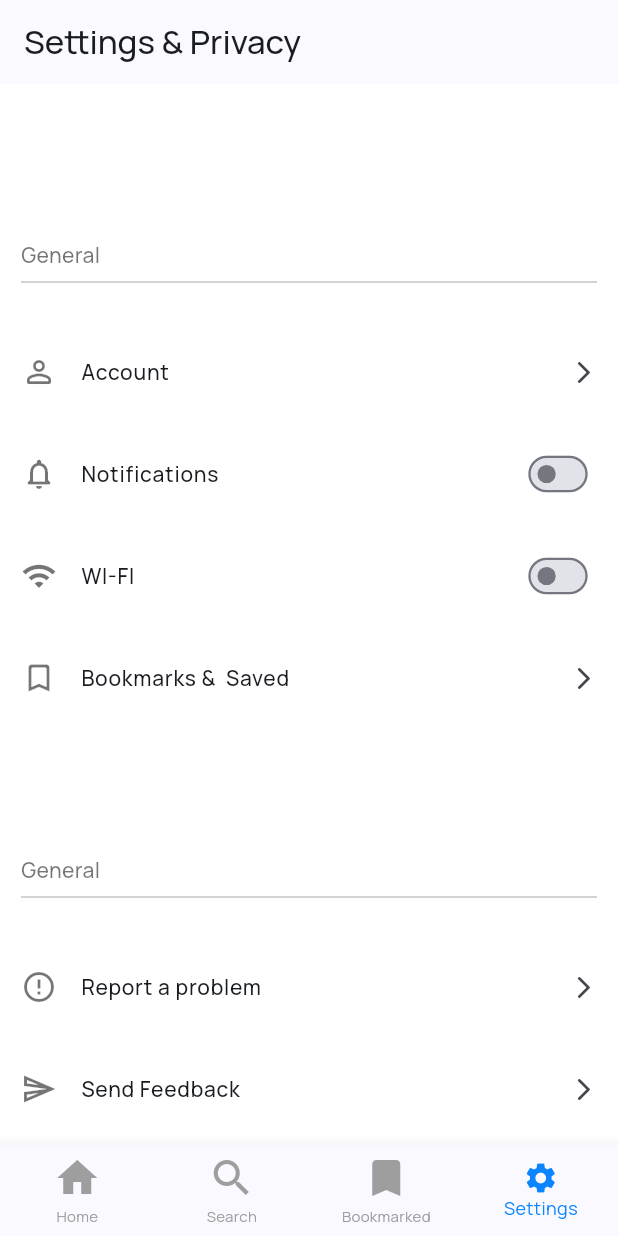
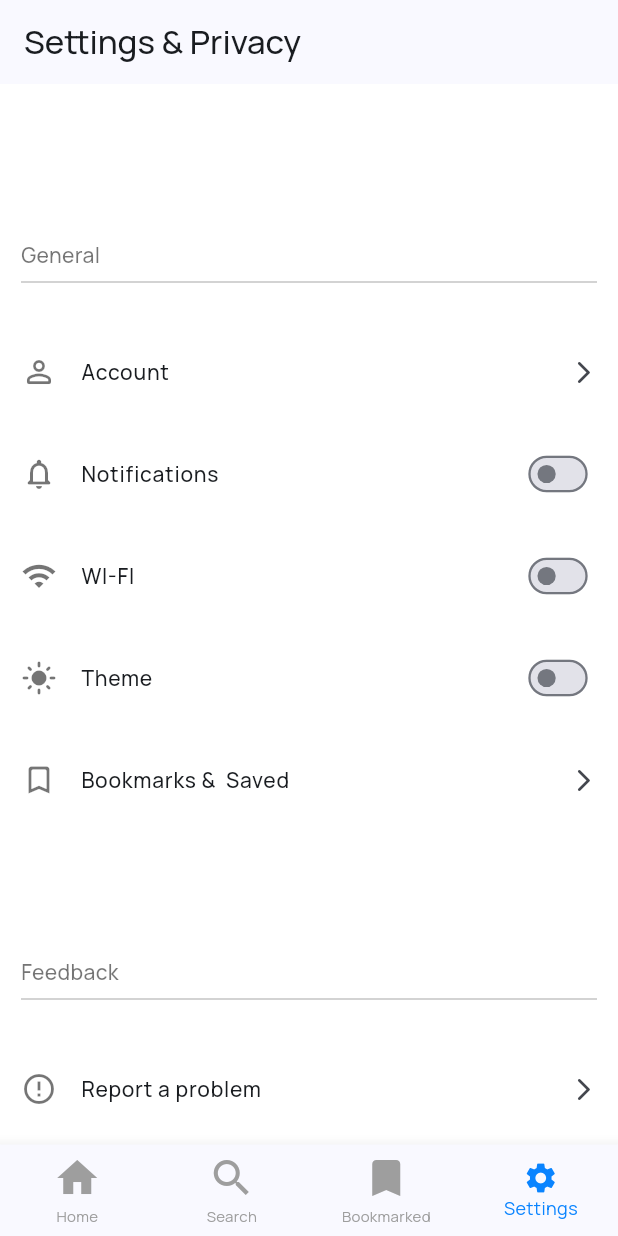
Before and after one commit to Olanrewaaju/DictionaryApp, a Flutter app: the screen it shows after launch, item 4 of the bottom bar chosen, on a phone screen of 412 x 824 dp. Run offline on Flutter 3.47's test engine with Material 3 defaults, Android fonts, the phone set to English and light mode, and no system bars; our stand-ins replace shared_preferences; network calls fail.

Commit message:
i made the setting screen more usable

```diff
--- a/lib/apps_providers/theme_notifier.dart
+++ b/lib/apps_providers/theme_notifier.dart
@@ -14,6 +14,7 @@ class ThemeNotifier extends ChangeNotifier {
     scaffoldBackgroundColor: Colors.white,
     elevatedButtonTheme: ElevatedButtonThemeData(
       style: ButtonStyle(
+        textStyle: WidgetStatePropertyAll(TextStyle(color: Colors.white)),
         shape: WidgetStateProperty.all(
           RoundedRectangleBorder(
             borderRadius: BorderRadiusGeometry.circular(4),
--- a/lib/saved_word_screen.dart
+++ b/lib/saved_word_screen.dart
@@ -13,7 +13,7 @@ class SavedWordsScreen extends StatelessWidget {
       child: Scaffold(
         appBar: AppBar(
           title: const Text(
-            'My Library',
+            'Bookmarks',
             style: TextStyle(fontWeight: FontWeight.w500),
           ),
           bottom: const TabBar(
--- a/lib/settings.dart
+++ b/lib/settings.dart
@@ -1,5 +1,6 @@
 import 'dart:math';
 
+import 'package:dictionary_app/account.dart';
 import 'package:dictionary_app/saved_word_screen.dart';
 import 'package:flutter/material.dart';
 
@@ -13,10 +14,12 @@ class Settings extends StatefulWidget {
 class _SettingsState extends State<Settings> {
   bool isOn = false;
   bool isVal = false;
+  bool isTheme = false;
   @override
   Widget build(BuildContext context) {
     return Scaffold(
       appBar: AppBar(
+        automaticallyImplyLeading: false,
         title: Text(
           'Settings & Privacy',
           style: TextStyle(fontWeight: FontWeight.w500),
@@ -42,6 +45,16 @@ class _SettingsState extends State<Settings> {
               Divider(color: Colors.black26, thickness: 0.88),
               SizedBox(height: 24),
               ListTile(
+                onTap: () {
+                  Navigator.push(
+                    context,
+                    MaterialPageRoute(
+                      builder: (context) {
+                        return Account();
+                      },
+                    ),
+                  );
+                },
                 leading: Icon(
                   Icons.person_outline_rounded,
                   color: Colors.black54,
@@ -106,6 +119,30 @@ class _SettingsState extends State<Settings> {
               ),
               SizedBox(height: 12),
               ListTile(
+                leading: Icon(Icons.light_mode, color: Colors.black54),
+                contentPadding: EdgeInsets.zero,
+
+                title: Text(
+                  'Theme',
+                  style: TextStyle(fontSize: 14, fontWeight: FontWeight.w500),
+                ),
+                trailing: Transform.scale(
+                  scale: 0.76,
+                  child: Switch(
+                    padding: EdgeInsets.zero,
+
+                    materialTapTargetSize: MaterialTapTargetSize.padded,
+                    value: isTheme,
+                    onChanged: (value) {
+                      setState(() {
+                        isTheme = value;
+                      });
+                    },
+                  ),
+                ),
+              ),
+              SizedBox(height: 12),
+              ListTile(
                 contentPadding: EdgeInsets.zero,
                 onTap: () {
                   Navigator.push(
@@ -130,7 +167,7 @@ class _SettingsState extends State<Settings> {
               ),
               SizedBox(height: 90),
               Text(
-                "General",
+                "Feedback",
                 style: TextStyle(
                   fontSize: 14,
                   color: Colors.black54,
@@ -154,6 +191,7 @@ class _SettingsState extends State<Settings> {
                 ),
                 trailing: Icon(Icons.arrow_forward_ios_rounded, size: 18),
               ),
+
               SizedBox(height: 12),
               ListTile(
                 contentPadding: EdgeInsets.zero,
```
Also changed, not shown: lib/account.dart (added, +65 -0 lines), lib/extra.dart (added, +67 -0 lines).
